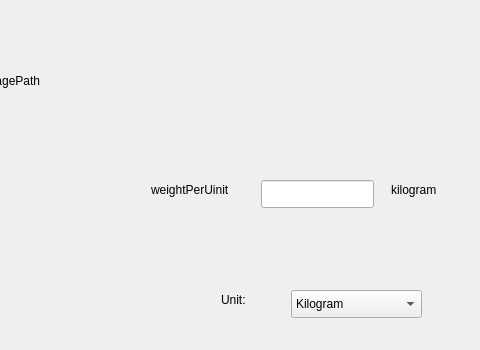
The window that CakeManager/src/ui/MaterialCard/materialdialog.ui (mohammad23-c/CakeManager) describes before a commit, drawn with Qt 5; both pictures show x 229 to 709 and y 0 to 350 of the 709 by 440 pixel window.
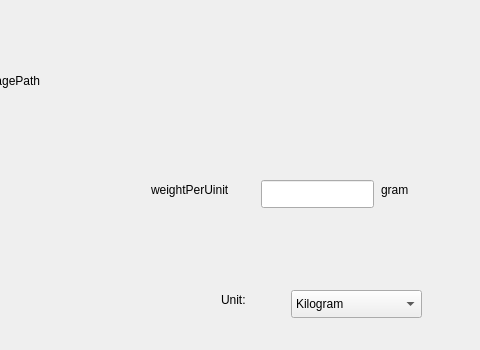
The same window after the commit.

Patch:
```diff
--- a/CakeManager/src/ui/MaterialCard/materialdialog.ui
+++ b/CakeManager/src/ui/MaterialCard/materialdialog.ui
@@ -227,14 +227,14 @@
   <widget class="QLabel" name="label_2">
    <property name="geometry">
     <rect>
-     <x>620</x>
+     <x>610</x>
      <y>180</y>
      <width>63</width>
      <height>20</height>
     </rect>
    </property>
    <property name="text">
-    <string>kilogram</string>
+    <string>gram</string>
    </property>
   </widget>
   <widget class="QLabel" name="showUnit">
```
